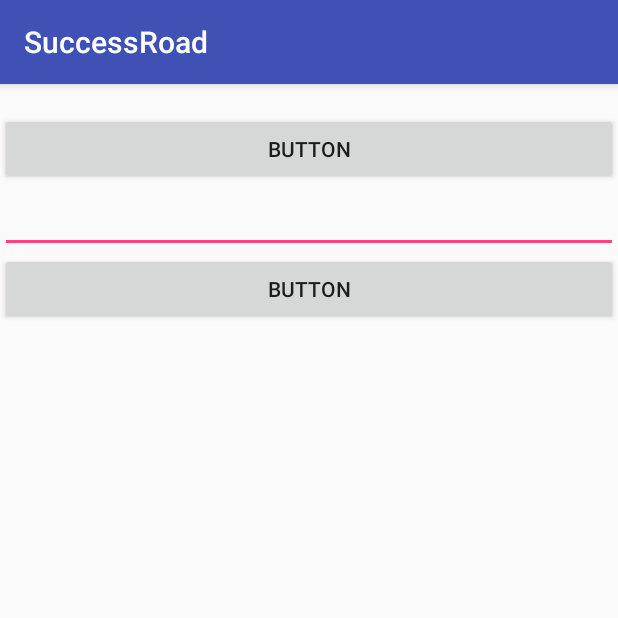
After one commit to tsmtsm-zz/SuccessRoad, an Android app: the Main2Activity screen opened directly, with no data from a screen before it, on a phone screen of 412 x 824 dp, the top half of it. The commit adds this screen. Run offline under Robolectric (Android 15) with nearby library versions, the phone set to English and light mode, and no system bars.

Commit message:
first commit.

```diff
--- a/app/src/main/AndroidManifest.xml
+++ b/app/src/main/AndroidManifest.xml
@@ -15,6 +15,8 @@
                 <category android:name="android.intent.category.LAUNCHER"/>
             </intent-filter>
         </activity>
+        <activity android:name=".Main2Activity">
+        </activity>
     </application>
 
 </manifest>
--- /dev/null
+++ b/app/src/main/java/com/tsm/successroad/Main2Activity.java
@@ -0,0 +1,66 @@
+package com.tsm.successroad;
+
+import android.content.Intent;
+import android.support.v7.app.AppCompatActivity;
+import android.os.Bundle;
+import android.util.Log;
+import android.view.View;
+import android.widget.Button;
+import android.widget.EditText;
+import android.widget.TextView;
+import android.widget.Toast;
+
+public class Main2Activity extends AppCompatActivity implements View.OnClickListener {
+    private static final String TAG = "Main2Activity";
+    private EditText et;
+
+    @Override
+    protected void onCreate(Bundle savedInstanceState) {
+
+        super.onCreate(savedInstanceState);
+        setContentView(R.layout.secendactivity);
+        final Intent intent = getIntent();
+        String data = intent.getStringExtra("extra_data");
+        TextView textView = (TextView)findViewById(R.id.textView);
+        textView.setText(data);
+
+        Button button = (Button)findViewById(R.id.button);
+        button.setOnClickListener(this);
+
+        Button button2 = (Button)findViewById(R.id.button2);
+        button2.setOnClickListener(this);
+
+        et = (EditText)findViewById(R.id.et);
+
+
+
+    }
+
+    @Override
+    public void onClick(View v){
+        switch (v.getId()){
+            case R.id.button:
+                Intent intent1 = new Intent();
+                intent1.putExtra("data_return","mememememem");
+                setResult(RESULT_OK,intent1);
+                finish();
+                Log.d(TAG, "onClick: fi");
+                break;
+            case R.id.button2:
+                String string = et.getText().toString();
+                Toast.makeText(this, string,Toast.LENGTH_LONG).show();
+                break;
+            default:
+                break;
+
+        }
+    }
+
+    @Override
+    public void onBackPressed() {
+        Intent intent1 = new Intent();
+        intent1.putExtra("data_return","mememememem");
+        setResult(RESULT_OK,intent1);
+        finish();
+    }
+}
--- /dev/null
+++ b/app/src/main/res/layout/secendactivity.xml
@@ -0,0 +1,28 @@
+<?xml version="1.0" encoding="utf-8"?>
+<LinearLayout xmlns:android="http://schemas.android.com/apk/res/android"
+              android:orientation="vertical"
+              android:layout_width="match_parent"
+              android:layout_height="match_parent">
+
+    <TextView
+        android:text="TextView"
+        android:layout_width="match_parent"
+        android:layout_height="wrap_content"
+        android:id="@+id/textView"/>
+
+    <Button
+        android:text="Button"
+        android:layout_width="match_parent"
+        android:layout_height="wrap_content"
+        android:id="@+id/button"/>
+    <EditText
+        android:layout_width="match_parent"
+        android:layout_height="wrap_content"
+        android:id="@+id/et"
+        android:maxLines="2"/>
+    <Button
+        android:text="Button"
+        android:layout_width="match_parent"
+        android:layout_height="wrap_content"
+        android:id="@+id/button2"/>
+</LinearLayout>
```
Also changed, not shown: app/build.gradle (+17 -13 lines), app/src/main/java/com/tsm/successroad/MainActivity.java (+60 -0 lines), app/src/main/res/layout/activity_main.xml (+7 -1 lines), build.gradle (+8 -4 lines).
